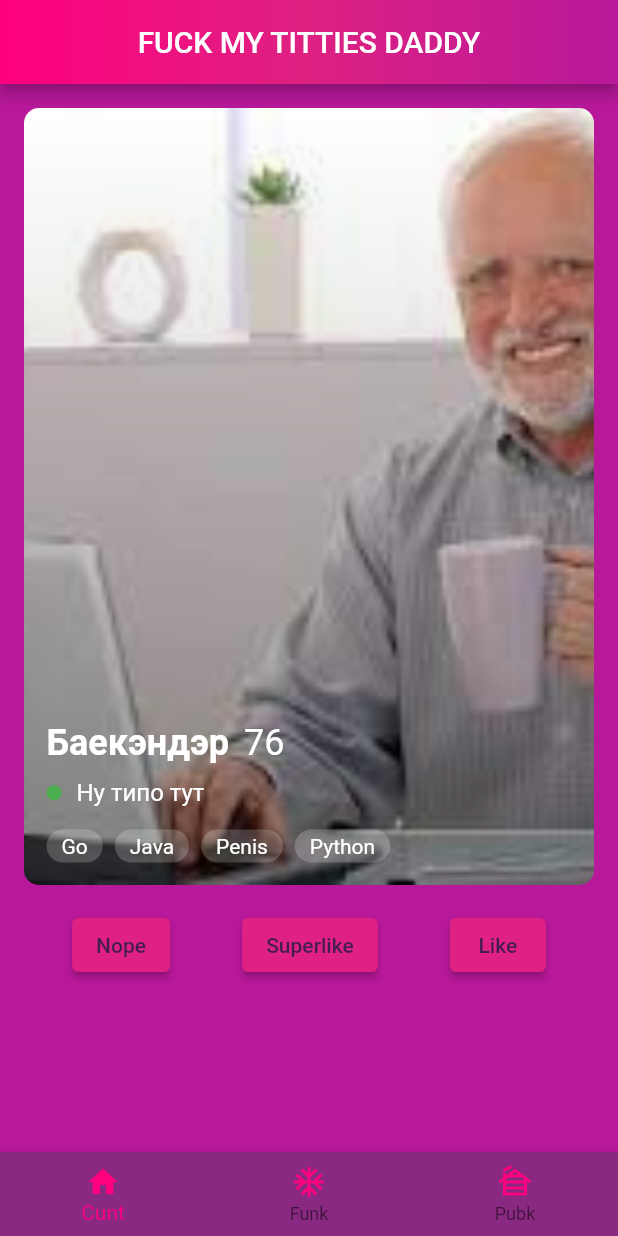
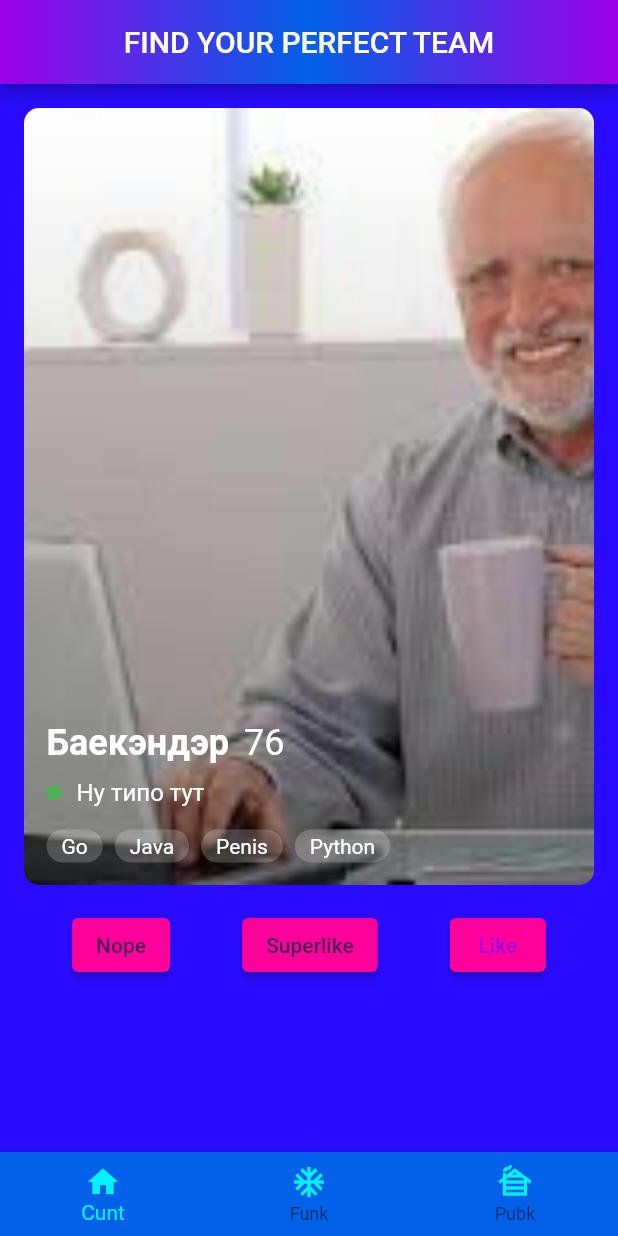
Before and after one commit to FeelinItNowMrKrabs/startapp, a Flutter app: the screen it shows after launch, on a phone screen of 412 x 824 dp. Run offline on Flutter 3.47's test engine with Material 2 defaults, Android fonts, the light colour scheme and no system bars; drawn by our look-alikes of swipe_cards; our stand-ins replace firebase_auth, firebase_core, flutter_riverpod, new_gradient_app_bar, shared_preferences; accounts and stored records are empty.

Commit message:
Change colors and add firebase integration

```diff
--- a/lib/app/home.dart
+++ b/lib/app/home.dart
@@ -1,5 +1,6 @@
 import 'package:flutter_riverpod/flutter_riverpod.dart';
 import 'package:startapp/app/swipe_screen.dart';
+import 'package:startapp/constants/constatnts.dart';
 import 'package:startapp/provider/bottom_nav_provider.dart';
 import 'package:flutter/material.dart';
 
@@ -12,28 +13,34 @@ class Home extends ConsumerWidget {
     return Scaffold(
       body: currentScreen(navigation.index),
       bottomNavigationBar: BottomNavigationBar(
-        backgroundColor: const Color(0xff892981),
-        selectedItemColor: const Color(0xffFF007F),
+        backgroundColor: Constants.primary_lightblue,
+        selectedItemColor: Constants.primary_cyan,
         currentIndex: navigation.index,
         onTap: (index) {
           ref.read(bottomNavProvider.notifier).selectPage(index);
         },
         items: const [
           BottomNavigationBarItem(
-            backgroundColor: Color(0xffFF007F),
+            backgroundColor: Constants.primary_cyan,
             label: "Cunt",
             icon: Icon(
               Icons.home,
-              color: Color(0xffFF007F),
+              color: Constants.primary_cyan,
             ),
           ),
           BottomNavigationBarItem(
             label: "Funk",
-            icon: Icon(Icons.ac_unit, color: Color(0xffFF007F)),
+            icon: Icon(
+              Icons.ac_unit,
+              color: Constants.primary_cyan,
+            ),
           ),
           BottomNavigationBarItem(
             label: "Pubk",
-            icon: Icon(Icons.cabin, color: Color(0xffFF007F)),
+            icon: Icon(
+              Icons.cabin,
+              color: Constants.primary_cyan,
+            ),
           ),
         ],
       ),
@@ -43,7 +50,7 @@ class Home extends ConsumerWidget {
   Widget currentScreen(int index) {
     switch (index) {
       case 0:
-        return const SwipeScreen(title: "FUCK MY TITTIES DADDY");
+        return const SwipeScreen(title: "FIND YOUR PERFECT TEAM");
       case 1:
         return Container(
           color: Colors.amber,
@@ -59,9 +66,9 @@ class Home extends ConsumerWidget {
       case 2:
         return Container(
           color: Colors.red,
-          child: Padding(
-            padding: const EdgeInsets.all(40.0),
-            child: const Center(
+          child: const Padding(
+            padding: EdgeInsets.all(40.0),
+            child: Center(
                 child: Text(
               'Пиздуй от суда, тут ничего еще не готово!',
               style: TextStyle(
--- a/lib/app/swipe_screen.dart
+++ b/lib/app/swipe_screen.dart
@@ -1,4 +1,5 @@
 import 'package:flutter/material.dart';
+import 'package:startapp/constants/constatnts.dart';
 import 'package:startapp/widgets/swap_card.dart';
 import 'package:swipe_cards/swipe_cards.dart';
 import 'package:new_gradient_app_bar/new_gradient_app_bar.dart';
@@ -90,16 +91,15 @@ class _SwipeScreenState extends State<SwipeScreen> {
             title: Text(widget.title),
             centerTitle: true,
             textTheme: Theme.of(context).textTheme.apply(
-                  bodyColor: const Color(0xff431C53),
-                  displayColor: const Color(0xff431C53),
+                  bodyColor: Constants.primary_cyan,
                 ),
             gradient: const LinearGradient(colors: [
-              Color(0xffFF007F),
-              Color(0xffDE2182),
-              Color(0xffB8189A),
+              Constants.primary_purple,
+              Constants.primary_lightblue,
+              Constants.primary_purple,
             ])),
         body: Container(
-            color: const Color(0xffB8189A),
+            color: Constants.primary_blue,
             child: Column(children: [
               SizedBox(
                 height: 550,
@@ -135,7 +135,7 @@ class _SwipeScreenState extends State<SwipeScreen> {
                       style: TextStyle(color: Color(0xff431C53)),
                     ),
                     style: ElevatedButton.styleFrom(
-                      primary: Color(0xffDE2182),
+                      primary: Constants.primary_pink,
                     ),
                   ),
                   ElevatedButton(
@@ -147,8 +147,7 @@ class _SwipeScreenState extends State<SwipeScreen> {
                       style: TextStyle(color: Color(0xff431C53)),
                     ),
                     style: ElevatedButton.styleFrom(
-                      primary: Color(0xffDE2182),
-                    ),
+                        primary: Constants.primary_pink),
                   ),
                   ElevatedButton(
                     onPressed: () {
@@ -156,10 +155,10 @@ class _SwipeScreenState extends State<SwipeScreen> {
                     },
                     child: const Text(
                       "Like",
-                      style: TextStyle(color: Color(0xff431C53)),
+                      style: TextStyle(color: Constants.primary_purple),
                     ),
                     style: ElevatedButton.styleFrom(
-                      primary: Color(0xffDE2182),
+                      primary: Constants.primary_pink,
                     ),
                   ),
                 ],
--- /dev/null
+++ b/lib/constants/constatnts.dart
@@ -0,0 +1,9 @@
+import 'package:flutter/material.dart';
+
+class Constants {
+  static const Color primary_cyan = Color(0xff00F1FF);
+  static const Color primary_lightblue = Color(0xff0161E8);
+  static const Color primary_blue = Color(0xff290CFF);
+  static const Color primary_purple = Color(0xff9B00E8);
+  static const Color primary_pink = Color(0xffFF019A);
+}
--- a/lib/main.dart
+++ b/lib/main.dart
@@ -2,17 +2,20 @@ import 'package:flutter/material.dart';
 import 'package:shared_preferences/shared_preferences.dart';
 import 'package:flutter_riverpod/flutter_riverpod.dart';
 import 'package:startapp/app/home.dart';
+import 'package:firebase_core/firebase_core.dart';
+import 'package:startapp/provider/firebase_auth_provider.dart';
 
 void main() async {
   WidgetsFlutterBinding.ensureInitialized();
   final sharedPreferences = await SharedPreferences.getInstance();
-  await Future.delayed(Duration(milliseconds: 50));
+  await Firebase.initializeApp();
   runApp(ProviderScope(child: StartApp()));
 }
 
-class StartApp extends StatelessWidget {
+class StartApp extends ConsumerWidget {
   @override
-  Widget build(BuildContext context) {
+  Widget build(BuildContext context, WidgetRef ref) {
+    final firebaseAuth = ref.watch(authStateChangesProvider);
     return MaterialApp(
       home: Home(),
     );
--- /dev/null
+++ b/lib/provider/firebase_auth_provider.dart
@@ -0,0 +1,8 @@
+import 'package:firebase_auth/firebase_auth.dart';
+import 'package:flutter_riverpod/flutter_riverpod.dart';
+
+final firebaseAuthProvider =
+    Provider<FirebaseAuth>((ref) => FirebaseAuth.instance);
+
+final authStateChangesProvider = StreamProvider<User?>(
+    (ref) => ref.watch(firebaseAuthProvider).authStateChanges());
--- /dev/null
+++ b/lib/services/firestore_database.dart
@@ -0,0 +1,4 @@
+class FirestoreDatabase {
+  FirestoreDatabase({required this.uid});
+  final String uid;
+}
--- a/lib/widgets/swap_card.dart
+++ b/lib/widgets/swap_card.dart
@@ -65,7 +65,7 @@ class SwapCard extends StatelessWidget {
                             ),
                             Text(
                               age,
-                              style: TextStyle(
+                              style: const TextStyle(
                                 color: Colors.white,
                                 fontSize: 24,
                               ),
@@ -109,7 +109,7 @@ class SwapCard extends StatelessWidget {
                                   color: Colors.white.withOpacity(0.2),
                                 ),
                                 child: Padding(
-                                  padding: EdgeInsets.only(
+                                  padding: const EdgeInsets.only(
                                     top: 3,
                                     bottom: 3,
                                     left: 10,
@@ -117,7 +117,7 @@ class SwapCard extends StatelessWidget {
                                   ),
                                   child: Text(
                                     description[index],
-                                    style: TextStyle(color: Colors.white),
+                                    style: const TextStyle(color: Colors.white),
                                   ),
                                 ),
                               ));
--- a/pubspec.yaml
+++ b/pubspec.yaml
@@ -16,7 +16,12 @@ environment:
 # the latest version available on pub.dev. To see which dependencies have newer
 # versions available, run `flutter pub outdated`.
 dependencies:
+
+
+  cloud_firestore: ^2.5.3
   cupertino_icons: ^1.0.2
+  firebase_auth: ^3.1.1
+  firebase_core: ^1.6.0
   flutter:
     sdk: flutter
   new_gradient_app_bar: ^0.2.0
```
Also changed, not shown: pubspec.lock, 2 other files.
